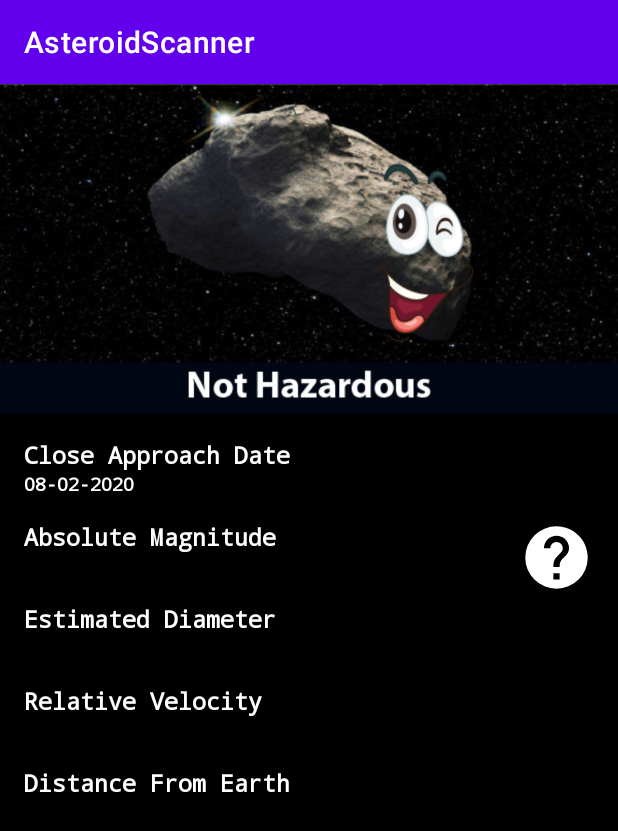
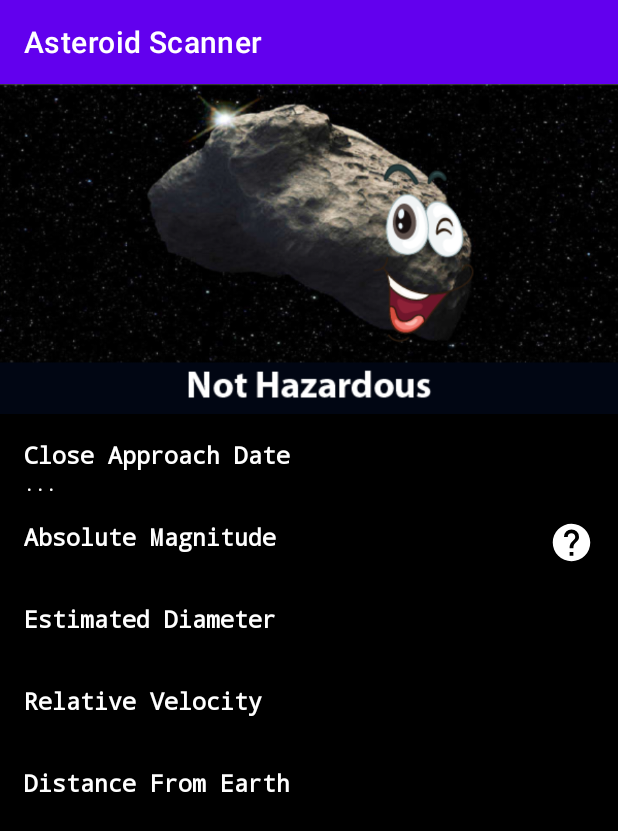
Before and after one commit to BrandedNomad/AndroidAsteroidScanner, an Android app: the fragment DetailFragment placed in its activity, on a phone screen of 412 x 824 dp. Shown: the top 831 px of the screen. Run offline under Robolectric (Android 15) with nearby library versions, the phone set to English and light mode, and no system bars; our stand-ins replace AdMob, Picasso, Room's generated code, data binding; libraries missing offline, so code that uses them is left out: com.jakewharton.retrofit2; pictures from the network do not load; 8 statements that could not run were skipped.

Commit message:
feat: optimized for talkback and improved layout

```diff
--- a/app/build.gradle
+++ b/app/build.gradle
@@ -102,4 +102,6 @@ dependencies {
     testImplementation 'junit:junit:4.13.2'
     androidTestImplementation 'androidx.test.ext:junit:1.1.3'
     androidTestImplementation 'androidx.test.espresso:espresso-core:3.4.0'
+
+    implementation 'com.google.android.gms:play-services-ads:20.6.0'
 }
--- a/app/src/main/AndroidManifest.xml
+++ b/app/src/main/AndroidManifest.xml
@@ -13,6 +13,9 @@
         android:roundIcon="@mipmap/ic_launcher_round"
         android:supportsRtl="true"
         android:theme="@style/Theme.AsteroidScanner">
+        <meta-data
+            android:name="com.google.android.gms.ads.APPLICATION_ID"
+            android:value="ca-app-pub-8324446381940807~9087808910"/>
         <activity
             android:name=".ui.main.MainActivity"
             android:exported="true">
--- a/app/src/main/java/com/example/asteroidscanner/AsteroidScannerApplication.kt
+++ b/app/src/main/java/com/example/asteroidscanner/AsteroidScannerApplication.kt
@@ -1,6 +1,7 @@
 package com.example.asteroidscanner
 
 import android.app.Application
+import android.content.Context
 import android.os.Build
 import androidx.work.*
 
@@ -39,7 +40,7 @@ class AsteroidScannerApplication: Application() {
             .setConstraints(constraints)
             .build()
 
-        WorkManager.getInstance().enqueueUniquePeriodicWork(
+        WorkManager.getInstance(applicationContext).enqueueUniquePeriodicWork(
             RefreshDataWorker.WORK_NAME,
             ExistingPeriodicWorkPolicy.KEEP,
             repeatingRequest
--- a/app/src/main/java/com/example/asteroidscanner/shared/Util.kt
+++ b/app/src/main/java/com/example/asteroidscanner/shared/Util.kt
@@ -40,7 +40,7 @@ class Utils {
                         override fun onSuccess() {
                             binding.imageOfTheDay.visibility = View.VISIBLE
                             binding.imageOfTheDayTitle.text = "Image Of The Day"
-                            binding.imageOfTheDay.contentDescription = image.title
+                            binding.imageOfTheDay.contentDescription = "Today's image of the day is :" + image.title.toString()
                             binding.progressBar.visibility = View.GONE
                         }
 
@@ -48,6 +48,7 @@ class Utils {
                             Log.e("error", "Image not loading")
                             binding.imageOfTheDay.setImageResource(R.drawable.placeholder_picture_of_day)
                             binding.imageOfTheDayTitle.setText("No Internet Connection".toString())
+                            binding.imageOfTheDay.contentDescription = "No Image downloaded. Connect to the internet to download image of the day"
                             binding.imageOfTheDay.visibility = View.VISIBLE
                             binding.progressBar.visibility = View.GONE
                         }
@@ -55,6 +56,7 @@ class Utils {
             }else if(image.mediaType == "video"){
                 binding.imageOfTheDay.setImageResource(R.drawable.placeholder_picture_of_day)
                 binding.imageOfTheDayTitle.setText("No Image Today".toString())
+                binding.imageOfTheDay.contentDescription = "Image of the day is not available today. Try again tomorrow"
                 binding.imageOfTheDay.visibility = View.VISIBLE
                 binding.progressBar.visibility = View.GONE
             }
@@ -66,8 +68,10 @@ class Utils {
         fun bindAsteroidDetails(binding: FragmentDetailBinding, asteroid: Asteroid){
             if(asteroid.status){
                 binding.statusImage.setImageResource(R.drawable.asteroid_hazardous)
+                binding.statusImage.contentDescription = "This asteroid is potentially hazardous"
             }else{
                 binding.statusImage.setImageResource(R.drawable.asteroid_safe)
+                binding.statusImage.contentDescription = "This asteroid is safe"
             }
 
             val absoluteMagnitudeString = asteroid.absolute_magnitude.toString() + " au"
--- a/app/src/main/java/com/example/asteroidscanner/ui/detail/DetailFragment.kt
+++ b/app/src/main/java/com/example/asteroidscanner/ui/detail/DetailFragment.kt
@@ -16,6 +16,7 @@ import com.example.asteroidscanner.R
 import com.example.asteroidscanner.databinding.FragmentDetailBinding
 import com.example.asteroidscanner.databinding.FragmentMainBinding
 import com.example.asteroidscanner.shared.Utils
+import com.google.android.gms.ads.AdRequest
 
 class DetailFragment: Fragment() {
 
@@ -64,6 +65,10 @@ class DetailFragment: Fragment() {
             infoDialog.create().show()
         }
 
+        var mAdView = binding.adView
+        val adRequest = AdRequest.Builder().build()
+        mAdView.loadAd(adRequest)
+
         return binding.root
 
     }
--- a/app/src/main/java/com/example/asteroidscanner/ui/main/MainActivity.kt
+++ b/app/src/main/java/com/example/asteroidscanner/ui/main/MainActivity.kt
@@ -4,11 +4,13 @@ package com.example.asteroidscanner.ui.main
 import androidx.appcompat.app.AppCompatActivity
 import android.os.Bundle
 import com.example.asteroidscanner.R
+import com.google.android.gms.ads.MobileAds
 
 
 class MainActivity : AppCompatActivity() {
     override fun onCreate(savedInstanceState: Bundle?) {
         super.onCreate(savedInstanceState)
         setContentView(R.layout.activity_main)
+        MobileAds.initialize(this)
     }
 }
--- a/app/src/main/java/com/example/asteroidscanner/ui/main/MainAdapter.kt
+++ b/app/src/main/java/com/example/asteroidscanner/ui/main/MainAdapter.kt
@@ -31,13 +31,17 @@ class MainAdapter(val onClickListener: OnClickListener): ListAdapter<Asteroid, M
             holder.textViewDate.text = item?.date
             holder.imageViewIcon.setImageResource(
                 when(item?.status){
-                    false -> R.drawable.ic_status_normal
+                    false -> {
+                        R.drawable.ic_status_normal
+                    }
                     true -> R.drawable.ic_status_potentially_hazardous
                     else -> {
                         R.drawable.ic_status_normal
                     }
                 }
             )
+
+            holder.imageViewIcon.contentDescription = (if(item?.status == true) "This asteroid is potentially hazardous" else  "This asteroid is safe").toString()
         }
 
         companion object {
--- a/app/src/main/res/layout/fragment_detail.xml
+++ b/app/src/main/res/layout/fragment_detail.xml
@@ -31,111 +31,130 @@
                 android:visibility="visible"/>
 
         </FrameLayout>
+
         <LinearLayout
             android:id="@+id/detailListView"
             android:layout_width="match_parent"
             android:layout_height="0dp"
+            android:background="@color/black"
             android:orientation="vertical"
+            android:padding="16dp"
             app:layout_constraintBottom_toBottomOf="parent"
             app:layout_constraintEnd_toEndOf="parent"
+            app:layout_constraintHorizontal_bias="0.0"
             app:layout_constraintStart_toStartOf="parent"
             app:layout_constraintTop_toBottomOf="@+id/statusImageContainer"
-            android:padding="16dp"
-            android:background="@color/black">
+            app:layout_constraintVertical_bias="1.0">
+
             <TextView
+                android:id="@+id/titleCloseApproach"
                 style="@style/detailTitle"
-                android:id="@+id/titleCloseApproach"
                 android:layout_width="match_parent"
                 android:layout_height="wrap_content"
-                android:text="Close Approach Date"/>
+                android:text="@string/close_approach_date" />
+
             <TextView
+                android:id="@+id/infoCloseApproach"
                 style="@style/detailInfo"
-                android:id="@+id/infoCloseApproach"
                 android:layout_width="match_parent"
                 android:layout_height="wrap_content"
-                android:text="08-02-2020"/>
+                android:text="@string/text_loading" />
+
             <androidx.appcompat.widget.LinearLayoutCompat
                 android:layout_width="match_parent"
                 android:layout_height="wrap_content"
                 android:orientation="horizontal">
+
                 <androidx.appcompat.widget.LinearLayoutCompat
                     android:layout_width="wrap_content"
                     android:layout_height="wrap_content"
-                    android:orientation="vertical"
                     android:layout_gravity="start"
-                    android:layout_weight="1">
+                    android:layout_weight="1"
+                    android:orientation="vertical">
+
                     <TextView
+                        android:id="@+id/titleAbsoluteMagnitude"
                         style="@style/detailTitle"
-                        android:id="@+id/titleAbsoluteMagnitude"
                         android:layout_width="wrap_content"
                         android:layout_height="wrap_content"
-                        android:text="Absolute Magnitude"/>
+                        android:text="@string/absolute_magnitude" />
+
                     <TextView
+                        android:id="@+id/infoAbsoluteMagnitude"
                         style="@style/detailInfo"
-                        android:id="@+id/infoAbsoluteMagnitude"
                         android:layout_width="wrap_content"
                         android:layout_height="wrap_content"
-                        android:text="08-02-2020"/>
+                        android:text="@string/text_loading" />
                 </androidx.appcompat.widget.LinearLayoutCompat>
+
                 <ImageView
                     android:id="@+id/helpButton"
-                    android:layout_width="50dp"
-                    android:layout_height="50dp"
-                    android:src="@drawable/ic_help_circle"
-                    android:layout_gravity="end"/>
+                    android:contentDescription="@string/content_description_astronomical_unit"
+                    android:layout_width="30dp"
+                    android:layout_height="30dp"
+                    android:layout_gravity="end"
+                    android:src="@drawable/ic_help_circle" />
             </androidx.appcompat.widget.LinearLayoutCompat>
+
             <TextView
+                android:id="@+id/titleEstimatedDiameter"
                 style="@style/detailTitle"
-                android:id="@+id/titleEstimatedDiameter"
                 android:layout_width="match_parent"
                 android:layout_height="wrap_content"
-                android:text="Estimated Diameter"/>
+                android:text="Estimated Diameter" />
+
             <TextView
+                android:id="@+id/infoEstimatedDiameter"
                 style="@style/detailInfo"
-                android:id="@+id/infoEstimatedDiameter"
                 android:layout_width="match_parent"
                 android:layout_height="wrap_content"
-                android:text="08-02-2020"/>
+                android:text="@string/text_loading" />
+
             <TextView
+                android:id="@+id/titleRelativeVelocity"
                 style="@style/detailTitle"
-                android:id="@+id/titleRelativeVelocity"
                 android:layout_width="match_parent"
                 android:layout_height="wrap_content"
-                android:text="Relative Velocity"/>
+                android:text="Relative Velocity" />
+
             <TextView
+                android:id="@+id/infoRelativeVelocity"
                 style="@style/detailInfo"
-                android:id="@+id/infoRelativeVelocity"
                 android:layout_width="match_parent"
                 android:layout_height="wrap_content"
-                android:text="08-02-2020"/>
+                android:text="@string/text_loading" />
+
             <TextView
+                android:id="@+id/titleDistanceFromEarth"
                 style="@style/detailTitle"
-                android:id="@+id/titleDistanceFromEarth"
                 android:layout_width="match_parent"
                 android:layout_height="wrap_content"
-                android:text="Distance From Earth"/>
+                android:text="Distance From Earth" />
+
             <TextView
+                android:id="@+id/infoDistanceFromEarth"
                 style="@style/detailInfo"
-                android:id="@+id/infoDistanceFromEarth"
                 android:layout_width="match_parent"
                 android:layout_height="wrap_content"
-                android:text="08-02-2020"/>
-
-
+                android:text="@string/text_loading" />
 
 
         </LinearLayout>
 
-        <ProgressBar
-            android:id="@+id/statusLoadingWheel"
+        <com.google.android.gms.ads.AdView
+            android:id="@+id/adView"
             android:layout_width="wrap_content"
             android:layout_height="wrap_content"
-            android:indeterminate="true"
-            android:visibility="gone"
+            android:layout_alignParentBottom="true"
+            android:layout_centerHorizontal="true"
+            android:layout_marginBottom="16dp"
+            android:contentDescription="@string/content_description_google_add"
+            app:adSize="BANNER"
+            app:adUnitId="ca-app-pub-3940256099942544/6300978111"
             app:layout_constraintBottom_toBottomOf="parent"
-            app:layout_constraintTop_toTopOf="parent"
-            app:layout_constraintLeft_toLeftOf="parent"
-            app:layout_constraintRight_toRightOf="parent"/>
+            app:layout_constraintEnd_toEndOf="parent"
+            app:layout_constraintStart_toStartOf="parent"></com.google.android.gms.ads.AdView>
 
     </androidx.constraintlayout.widget.ConstraintLayout>
+
 </layout>
--- a/app/src/main/res/layout/fragment_main.xml
+++ b/app/src/main/res/layout/fragment_main.xml
@@ -23,7 +23,8 @@
                 android:adjustViewBounds="true"
                 android:scaleType="centerCrop"
                 android:visibility="gone"
-                app:srcCompat="@drawable/placeholder_picture_of_day"/>
+                app:srcCompat="@drawable/placeholder_picture_of_day"
+                android:contentDescription="@string/content_description_loading_image" />
             <ProgressBar
                 android:id="@+id/progressBar"
                 android:layout_width="match_parent"
--- a/app/src/main/res/values/strings.xml
+++ b/app/src/main/res/values/strings.xml
@@ -1,4 +1,10 @@
 <resources>
-    <string name="app_name">AsteroidScanner</string>
+    <string name="app_name">Asteroid Scanner</string>
     <string name="imageOfTheDayTitle">Image Of The Day</string>
+    <string name="close_approach_date">Close Approach Date</string>
+    <string name="absolute_magnitude">Absolute Magnitude</string>
+    <string name="content_description_astronomical_unit">Click this button for a definition of astronomical unit</string>
+    <string name="content_description_google_add">A google add. Click to view add</string>
+    <string name="text_loading">...</string>
+    <string name="content_description_loading_image">Image still loading</string>
 </resources>
```
Also changed, not shown: app/src/main/res/layout/main_list_item.xml (+31 -6 lines).
